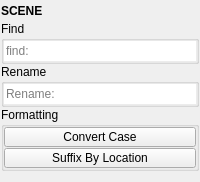
Qt form tentacle/ui/scene.ui (m3trik/tentacle) before a commit.
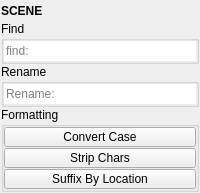
The same form after that commit. Custom widgets are drawn as their Qt base class.

```diff
--- a/tentacle/ui/scene.ui
+++ b/tentacle/ui/scene.ui
@@ -10,7 +10,7 @@
     <x>0</x>
     <y>0</y>
     <width>200</width>
-    <height>182</height>
+    <height>190</height>
    </rect>
   </property>
   <property name="tabShape">
@@ -219,6 +219,37 @@
            </property>
           </widget>
          </item>
+         <item>
+          <widget class="PushButton" name="tb002">
+           <property name="enabled">
+            <bool>true</bool>
+           </property>
+           <property name="minimumSize">
+            <size>
+             <width>0</width>
+             <height>20</height>
+            </size>
+           </property>
+           <property name="maximumSize">
+            <size>
+             <width>16777215</width>
+             <height>20</height>
+            </size>
+           </property>
+           <property name="toolTip">
+            <string>Deletes characters from the names of the provided objects and renames them.</string>
+           </property>
+           <property name="text">
+            <string>Strip Chars</string>
+           </property>
+           <property name="iconSize">
+            <size>
+             <width>18</width>
+             <height>18</height>
+            </size>
+           </property>
+          </widget>
+         </item>
          <item>
           <widget class="PushButton" name="tb001">
            <property name="enabled">
```
